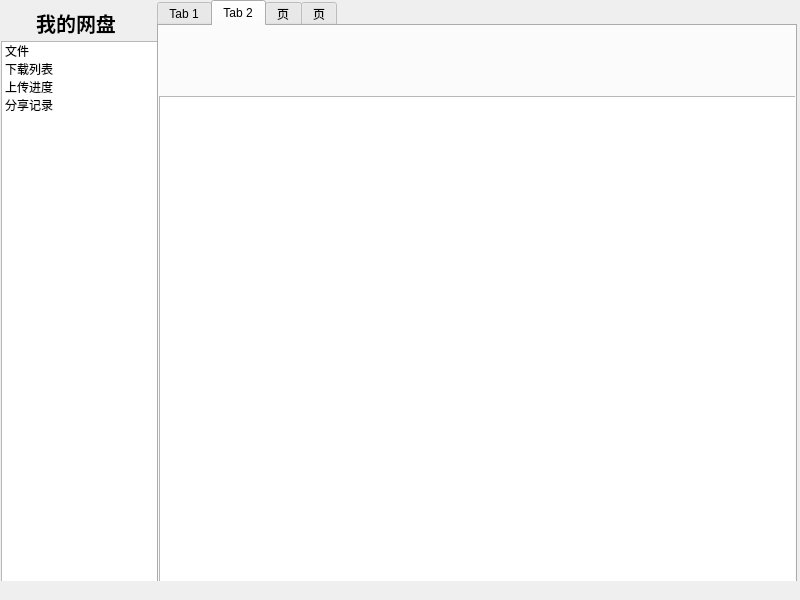
First picture: the form in mainWindow.ui, repository lisongqian/netDiskClient, before the edit.
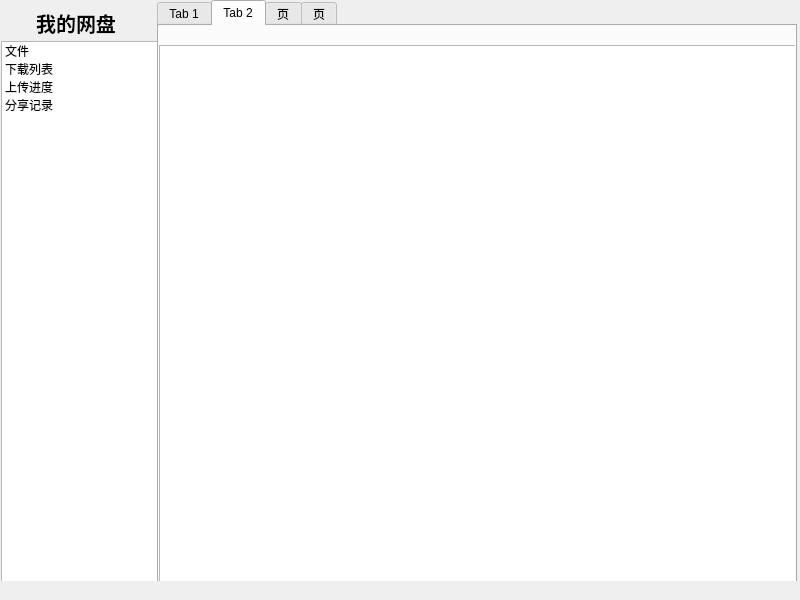
Second picture: the form after the edit. The open tabs and pages were chosen to show the change. Icons and pictures are not drawn.

The edit to the form file:
```diff
--- a/mainWindow.ui
+++ b/mainWindow.ui
@@ -205,9 +205,9 @@
       <property name="geometry">
        <rect>
         <x>0</x>
-        <y>70</y>
+        <y>19</y>
         <width>640</width>
-        <height>500</height>
+        <height>551</height>
        </rect>
       </property>
      </widget>
```
Left out of the diff: 8 changed lines with no effect on the pictures.
